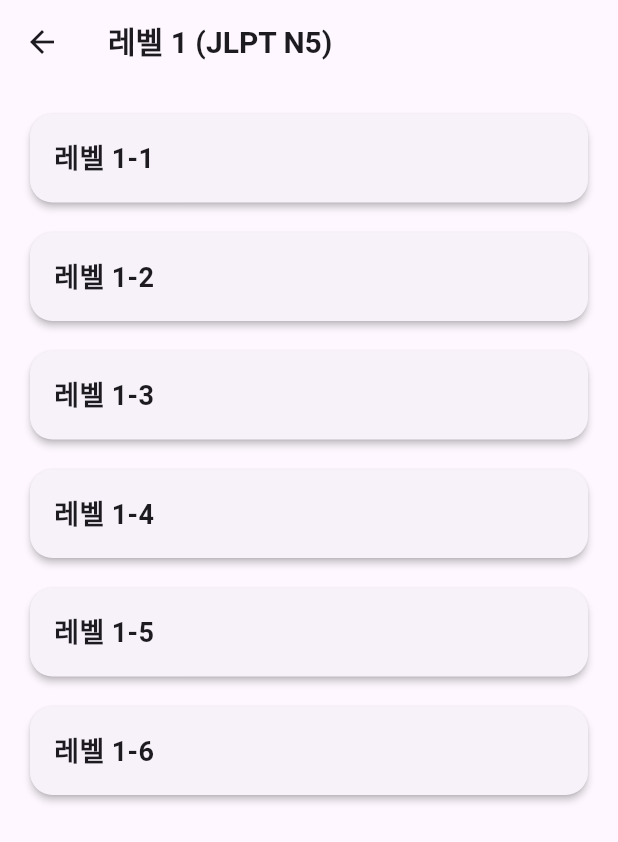
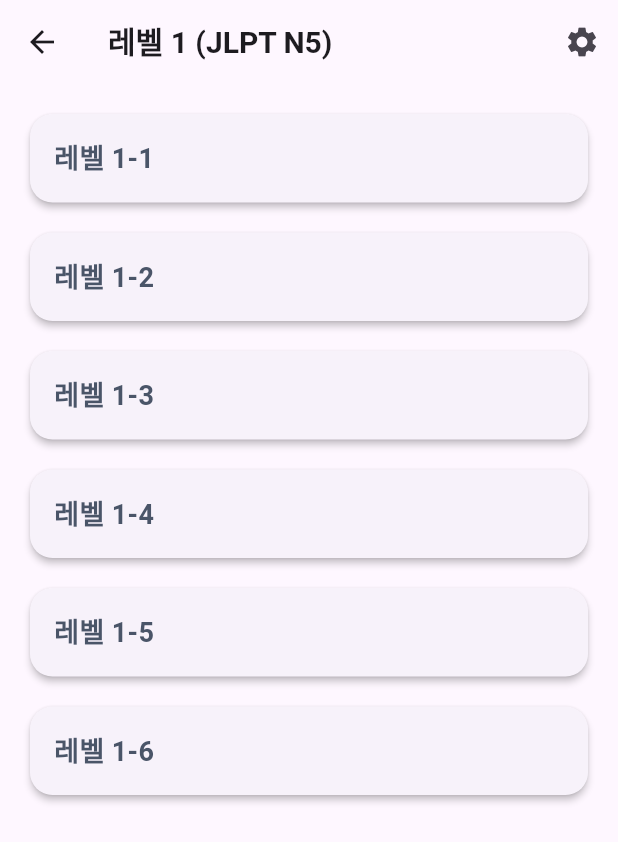
Before and after one commit to yoosukkim-create/Japanese, a Flutter app: the screen it shows after launch, after a tap on "레벨 1 (JLPT N5)", on a phone screen of 412 x 824 dp. Shown: the top 842 px of the screen. Run offline on Flutter 3.47's test engine with Material 3 defaults, Android fonts, the phone set to English and light mode, and no system bars; our stand-ins replace shared_preferences.

Commit message:
fix: apply main color and settings in every screen

```diff
--- a/lib/views/screens/sublevel_screen.dart
+++ b/lib/views/screens/sublevel_screen.dart
@@ -1,6 +1,9 @@
 import 'package:flutter/material.dart';
 import '../../models/japanese_level.dart';
 import 'word_list_screen.dart';
+import 'package:provider/provider.dart';
+import '../../providers/theme_provider.dart';
+import 'settings_screen.dart';
 
 // 서브 레벨 선택 화면
 class SubLevelScreen extends StatelessWidget {
@@ -10,6 +13,8 @@ class SubLevelScreen extends StatelessWidget {
 
   @override
   Widget build(BuildContext context) {
+    final themeProvider = Provider.of<ThemeProvider>(context);
+
     return Scaffold(
       appBar: AppBar(
         title: Text(
@@ -19,6 +24,17 @@ class SubLevelScreen extends StatelessWidget {
             fontSize: 20,
           ),
         ),
+        actions: [
+          IconButton(
+            icon: const Icon(Icons.settings),
+            onPressed: () {
+              Navigator.push(
+                context,
+                MaterialPageRoute(builder: (context) => const SettingsScreen()),
+              );
+            },
+          ),
+        ],
       ),
       body: ListView.builder(
         padding: const EdgeInsets.all(16.0),
@@ -54,9 +70,10 @@ class SubLevelScreen extends StatelessWidget {
                   padding: const EdgeInsets.all(16.0),
                   child: Text(
                     key,
-                    style: const TextStyle(
+                    style: TextStyle(
                       fontSize: 18,
                       fontWeight: FontWeight.bold,
+                      color: themeProvider.mainColor,
                     ),
                   ),
                 ),
```
Also changed, not shown: lib/views/screens/word_list_screen.dart (+15 -0 lines).
